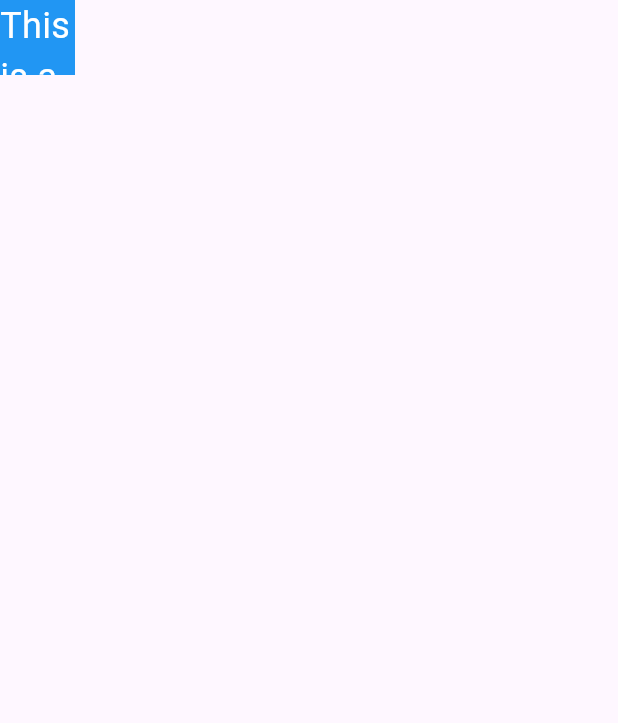
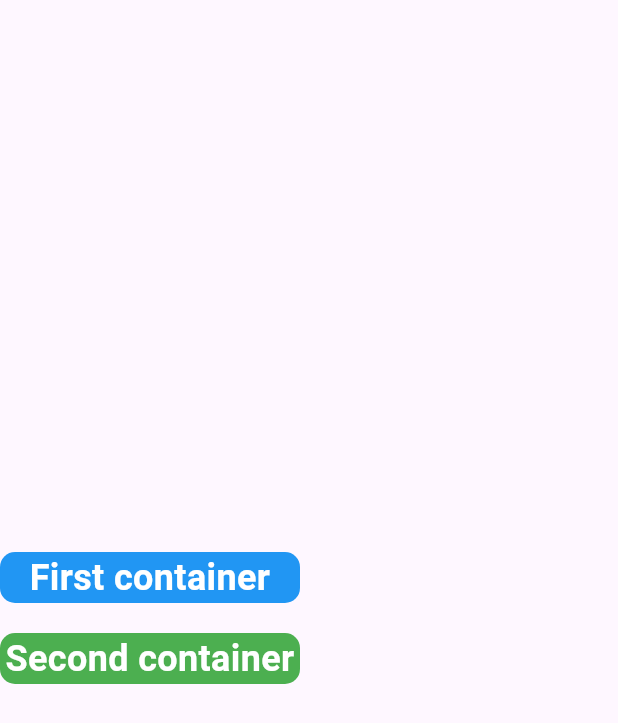
Before and after one commit to hourtt/https---github.com-hourtt-flutter_testing, a Flutter app: the TestPage screen opened directly, on a phone screen of 412 x 824 dp. Shown: the top 723 px of the screen. Run offline on Flutter 3.47's test engine with Material 3 defaults, Android fonts, the light colour scheme and no system bars.

Commit message:
Added 2 containers in that file

```diff
--- a/lib/test.dart
+++ b/lib/test.dart
@@ -11,17 +11,43 @@ class _TestPageState extends State<TestPage> {
   @override
   Widget build(BuildContext context) {
     return Scaffold(
-      body: Container(
-        width: 50,
-        height: 50,
-        decoration: BoxDecoration(color: Colors.blue),
-        child: Center(
-          child: Text(
-            // This is a test page
-            'This is a test page',
-            style: TextStyle(color: Colors.white, fontSize: 24),
+      body: Column(
+        mainAxisAlignment: MainAxisAlignment.center,
+        children: [
+          Container(
+            width: 200,
+            decoration: BoxDecoration(
+              color: Colors.blue,
+              borderRadius: BorderRadius.circular(10),
+            ),
+            child: const Text(
+              "First container",
+              textAlign: TextAlign.center,
+              style: TextStyle(
+                fontSize: 24,
+                fontWeight: FontWeight.bold,
+                color: Colors.white,
+              ),
+            ),
           ),
-        ),
+          const SizedBox(height: 20),
+          Container(
+            width: 200,
+            decoration: BoxDecoration(
+              color: Colors.green,
+              borderRadius: BorderRadius.circular(10),
+            ),
+            child: Text(
+              "Second container",
+              textAlign: TextAlign.center,
+              style: TextStyle(
+                fontSize: 24,
+                fontWeight: FontWeight.bold,
+                color: Colors.white,
+              ),
+            ),
+          ),
+        ],
       ),
     );
   }
```
